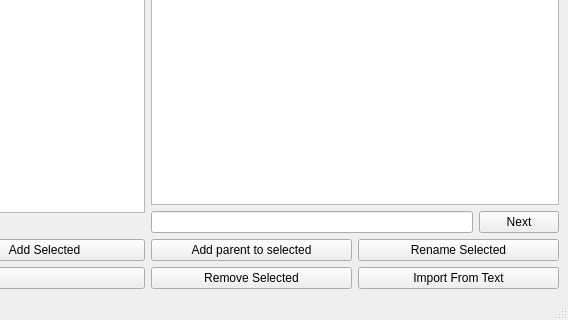
Before: the Qt Designer form src/clusterer/clustering_app.ui in filkry/crowbrain, drawn with Qt 5; both pictures show x 272 to 840 and y 435 to 755 of the 840 by 755 pixel window.
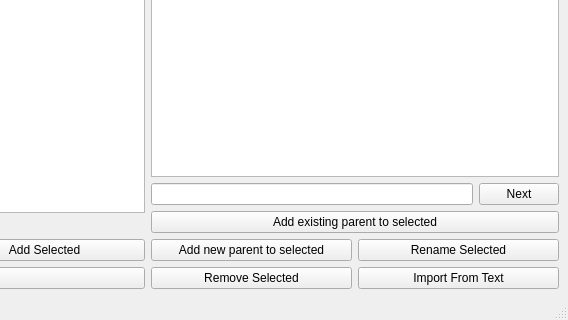
After: the same form once the commit is applied.

```diff
--- a/src/clusterer/clustering_app.ui
+++ b/src/clusterer/clustering_app.ui
@@ -102,12 +102,23 @@
             </item>
            </layout>
           </item>
+          <item>
+           <layout class="QHBoxLayout" name="horizontalLayout_6">
+            <item>
+             <widget class="QPushButton" name="button_change_parent">
+              <property name="text">
+               <string>Add existing parent to selected</string>
+              </property>
+             </widget>
+            </item>
+           </layout>
+          </item>
           <item>
            <layout class="QHBoxLayout" name="horizontalLayout_4">
             <item>
              <widget class="QPushButton" name="button_add_parent">
               <property name="text">
-               <string>Add parent to selected</string>
+               <string>Add new parent to selected</string>
               </property>
              </widget>
             </item>
```
Left out of the diff: 6 changed lines with no effect on the pictures.
